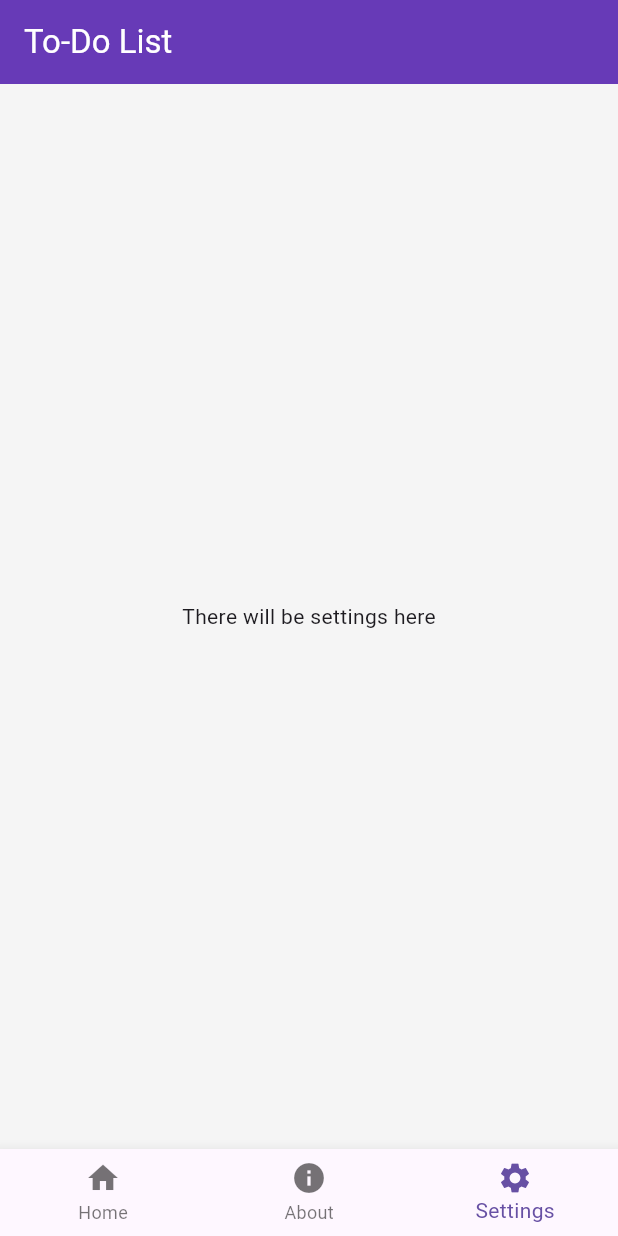
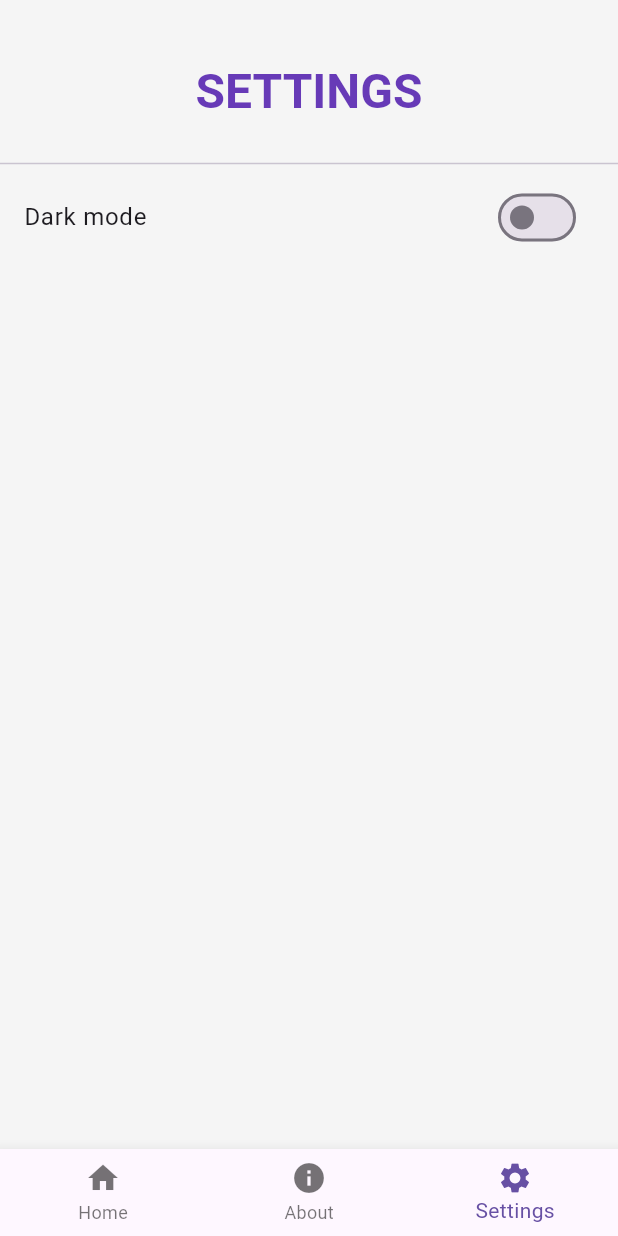
Before and after one commit to Omirkhon/cross-platform-mobile-dev, a Flutter app: the screen it shows after launch, item 3 of the bottom bar chosen, on a phone screen of 412 x 824 dp. Run offline on Flutter 3.47's test engine with Material 3 defaults, Android fonts, the light colour scheme and no system bars.

Commit message:
Settings/change mode

```diff
--- a/lib/main.dart
+++ b/lib/main.dart
@@ -3,8 +3,10 @@ import 'screens/about_page2.dart';
 import 'screens/main_page.dart';
 import 'screens/settings_page.dart';
 
+ValueNotifier<ThemeMode> themeNotifier = ValueNotifier(ThemeMode.system);
+
 void main() {
-  runApp(const MyApp());
+  runApp(MyApp());
 }
 
 class MyApp extends StatelessWidget {
@@ -12,6 +14,9 @@ class MyApp extends StatelessWidget {
 
   @override
   Widget build(BuildContext context) {
+    return ValueListenableBuilder<ThemeMode>(
+      valueListenable: themeNotifier,
+      builder: (context, themeMode, _) {
         return MaterialApp(
           debugShowCheckedModeBanner: false,
           title: 'To-Do List',
@@ -39,13 +44,14 @@ class MyApp extends StatelessWidget {
               foregroundColor: Colors.white,
             ),
           ),
-      themeMode: ThemeMode.system,
-
+          themeMode: themeMode,
           initialRoute: '/',
           routes: {
             '/': (context) => const MyHomePage(),
             '/about2': (context) => const AboutPage2(),
             '/settings': (context) => const SettingsPage(),
+          },
+        );
       },
     );
   }
@@ -70,9 +76,6 @@ class _MyHomePageState extends State<MyHomePage> {
   @override
   Widget build(BuildContext context) {
     return Scaffold(
-      appBar: AppBar(
-        title: const Text('To-Do List'),
-      ),
       body: IndexedStack(
         index: _currentIndex,
         children: const <Widget>[
--- a/lib/screens/about_page2.dart
+++ b/lib/screens/about_page2.dart
@@ -17,6 +17,7 @@ class AboutPage2 extends StatelessWidget {
             width: isWide ? 250 : 200,
           );
 
+          final textTheme = Theme.of(context).textTheme;
           final textContent = Column(
             mainAxisAlignment: MainAxisAlignment.center,
             crossAxisAlignment: CrossAxisAlignment.center,
@@ -27,7 +28,6 @@ class AboutPage2 extends StatelessWidget {
                 style: TextStyle(
                   fontSize: isWide ? 36 : 32,
                   fontWeight: FontWeight.bold,
-                  color: Colors.black87,
                 ),
               ),
               const SizedBox(height: 10),
@@ -36,7 +36,6 @@ class AboutPage2 extends StatelessWidget {
                 textAlign: TextAlign.center,
                 style: TextStyle(
                   fontSize: isWide ? 20 : 18,
-                  color: Colors.black54,
                 ),
               ),
               const SizedBox(height: 10),
@@ -44,8 +43,7 @@ class AboutPage2 extends StatelessWidget {
                 "Developed by Issayeva Vera, Sailau Ayaulym, Turgimbayev Amirkhan. In the scope of the course “Crossplatform Development” at Astana IT University.\nMentor : Assistant Professor Abzal Kyzyrkanov",
                 textAlign: TextAlign.center,
                 style: TextStyle(
-                  fontSize: 13,
-                  color: Colors.black54,
+                  fontSize: 12,
                 ),
               ),
             ],
--- a/lib/screens/settings_page.dart
+++ b/lib/screens/settings_page.dart
@@ -1,4 +1,5 @@
 import 'package:flutter/material.dart';
+import '../main.dart';
 
 class SettingsPage extends StatelessWidget {
   const SettingsPage({super.key});
@@ -6,8 +7,38 @@ class SettingsPage extends StatelessWidget {
   @override
   Widget build(BuildContext context) {
     return Scaffold(
-      body: const Center(
-        child: Text('There will be settings here'),
+      body: ListView(
+        children: [
+          Padding(
+            padding: const EdgeInsets.only(top: 40.0, bottom: 20.0),
+            child: Center(
+              child: Text(
+                "SETTINGS",
+                style: Theme.of(context).textTheme.headlineMedium?.copyWith(
+                  fontSize: 32,
+                  fontWeight: FontWeight.bold,
+                  color: Colors.deepPurple,
+                ),
+              ),
+            ),
+          ),
+          const Divider(),
+          ValueListenableBuilder<ThemeMode>(
+            valueListenable: themeNotifier,
+            builder: (context, currentTheme, _) {
+              return ListTile(
+                title: const Text('Dark mode'),
+                trailing: Switch(
+                  value: currentTheme == ThemeMode.dark,
+                  onChanged: (bool value) {
+                    themeNotifier.value =
+                        value ? ThemeMode.dark : ThemeMode.light;
+                  },
+                ),
+              );
+            },
+          ),
+        ],
       ),
     );
   }
```
Also changed, not shown: lib/screens/main_page.dart (+10 -0 lines). Lines whose indentation alone changed are shown as unchanged.
